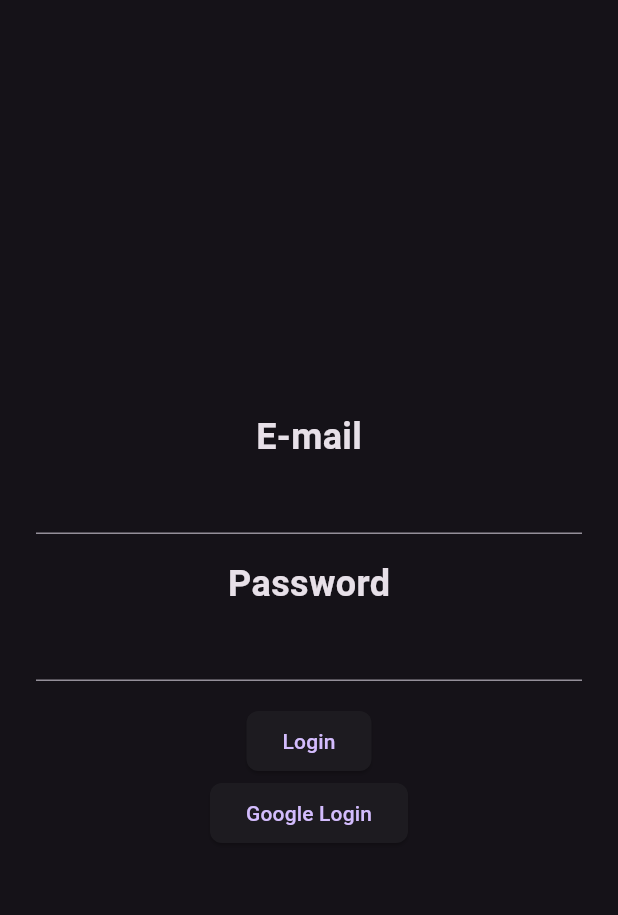
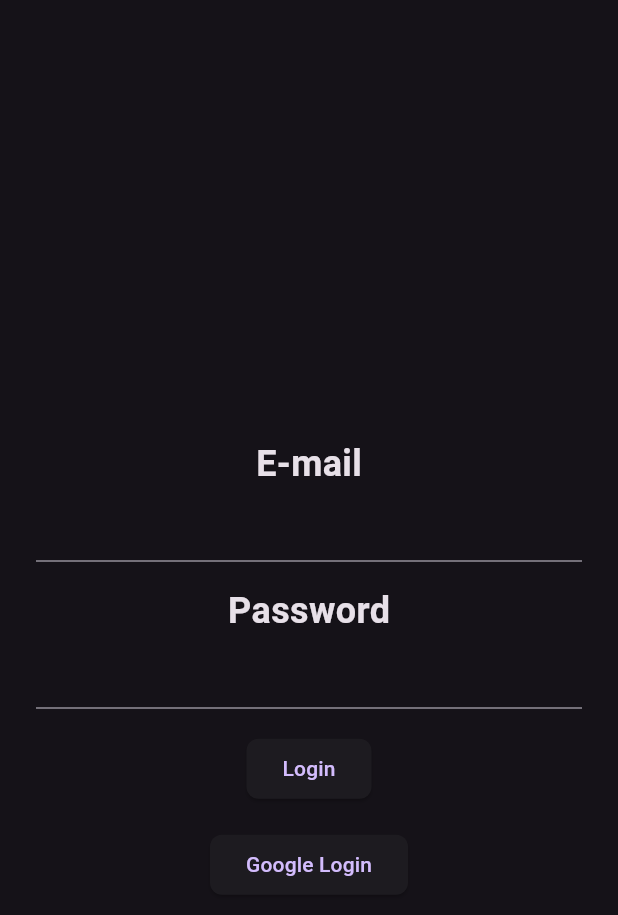
Before and after one commit to trassos/checklist_states, a Flutter app: the LoginView screen opened directly, on a phone screen of 412 x 824 dp. Shown: the top 915 px of the screen. Run offline on Flutter 3.47's test engine with Material 2 defaults, Android fonts, the light colour scheme and no system bars; our stand-ins replace firebase_auth, firebase_core, flutter_mobx, google_sign_in, mobx; accounts and stored records are empty; generated files the repository leaves out were written again.

Commit message:
Acrescenta reatividade pelo MobX

```diff
--- a/lib/login/view/login_view.dart
+++ b/lib/login/view/login_view.dart
@@ -1,19 +1,22 @@
 import 'package:firebase_auth/firebase_auth.dart';
 import 'package:flutter/material.dart';
+import 'package:flutter_mobx/flutter_mobx.dart';
 import 'package:google_sign_in/google_sign_in.dart';
+import 'package:tasks_basic/login/view_model/login_store.dart';
 import 'package:tasks_basic/main.dart';
 
-class LoginView extends StatelessWidget {
+class LoginView extends StatefulWidget {
   const LoginView({super.key});
 
   @override
+  State<LoginView> createState() => _LoginViewState();
+}
+
+class _LoginViewState extends State<LoginView> {
+  LoginStore loginStore = LoginStore();
+  var user = FirebaseAuth.instance.currentUser;
+  @override
   Widget build(BuildContext context) {
-    var isSigned = false;
-    bool isLoading = false;
-    String error = '';
-    TextEditingController emailController = TextEditingController();
-    var user = FirebaseAuth.instance.currentUser;
-
     return Scaffold(
       backgroundColor: Theme.of(context).colorScheme.background,
       body: SingleChildScrollView(
@@ -25,30 +28,39 @@ class LoginView extends StatelessWidget {
               mainAxisAlignment: MainAxisAlignment.center,
               crossAxisAlignment: CrossAxisAlignment.center,
               children: [
+                Observer(
+                  builder: (_) {
+                    return Text(loginStore.fullData,
+                        style: customTheme.textTheme.displayLarge);
+                  },
+                ),
                 Text(
                   'E-mail',
                   style: customTheme.textTheme.displaySmall,
                 ),
-                if (isSigned) Image.network(user!.photoURL!),
-                if (isSigned) Text(user!.displayName!),
-                if (!isSigned) Container(),
+                // if (isSigned) Image.network(user!.photoURL!),
+                // if (isSigned) Text(user!.displayName!),
+                // if (!isSigned) Container(),
                 TextField(
-                  controller: emailController,
+                  onChanged: loginStore.setEmail,
                   keyboardType: TextInputType.emailAddress,
                 ),
                 viewSpacer,
                 Text('Password', style: customTheme.textTheme.displaySmall),
-                const TextField(
+                TextField(
+                  onChanged: loginStore.setPass,
                   keyboardType: TextInputType.visiblePassword,
                 ),
                 viewSpacer,
-                isLoading
-                    ? const CircularProgressIndicator()
-                    : ElevatedButton(
-                        style: viewButtonStyle,
-                        onPressed: () {},
-                        child: const Text('Login'),
-                      ),
+                // isLoading
+                //     ? const CircularProgressIndicator()
+                // :
+                ElevatedButton(
+                  style: viewButtonStyle,
+                  onPressed: () {},
+                  child: const Text('Login'),
+                ),
+                viewSpacer,
                 ElevatedButton(
                   style: viewButtonStyle,
                   onPressed: () {
@@ -56,6 +68,7 @@ class LoginView extends StatelessWidget {
                   },
                   child: const Text('Google Login'),
                 ),
+                viewSpacer,
               ],
             ),
           ),
--- a/lib/main.dart
+++ b/lib/main.dart
@@ -23,9 +23,9 @@ class TaskBasic extends StatelessWidget {
       theme: customTheme,
       debugShowCheckedModeBanner: false,
       routes: {
-        '/login': (context) => const LoginView(),
+        '/': (context) => const LoginView(),
         '/checklist': (context) => ChecklistView(),
-        '/': (context) => const CounterView(),
+        '/counter': (context) => const CounterView(),
       },
     );
   }
```
Also changed, not shown: lib/login/view_model/login_store.dart (added, +27 -0 lines), lib/login/view_model/login_store.g.dart (added).
